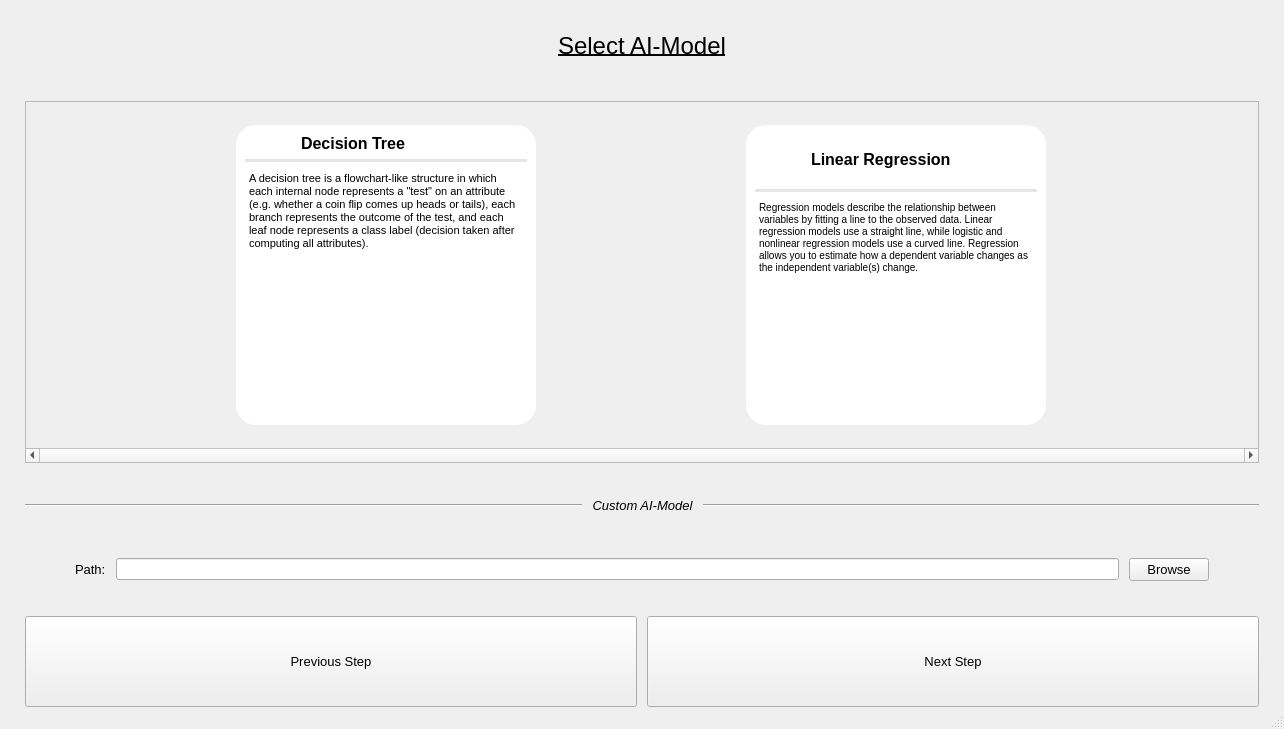
First picture: the form in UI/Design/ai-model.ui, repository MarkMolenmakerHU/INNO_xAITool, before the edit.
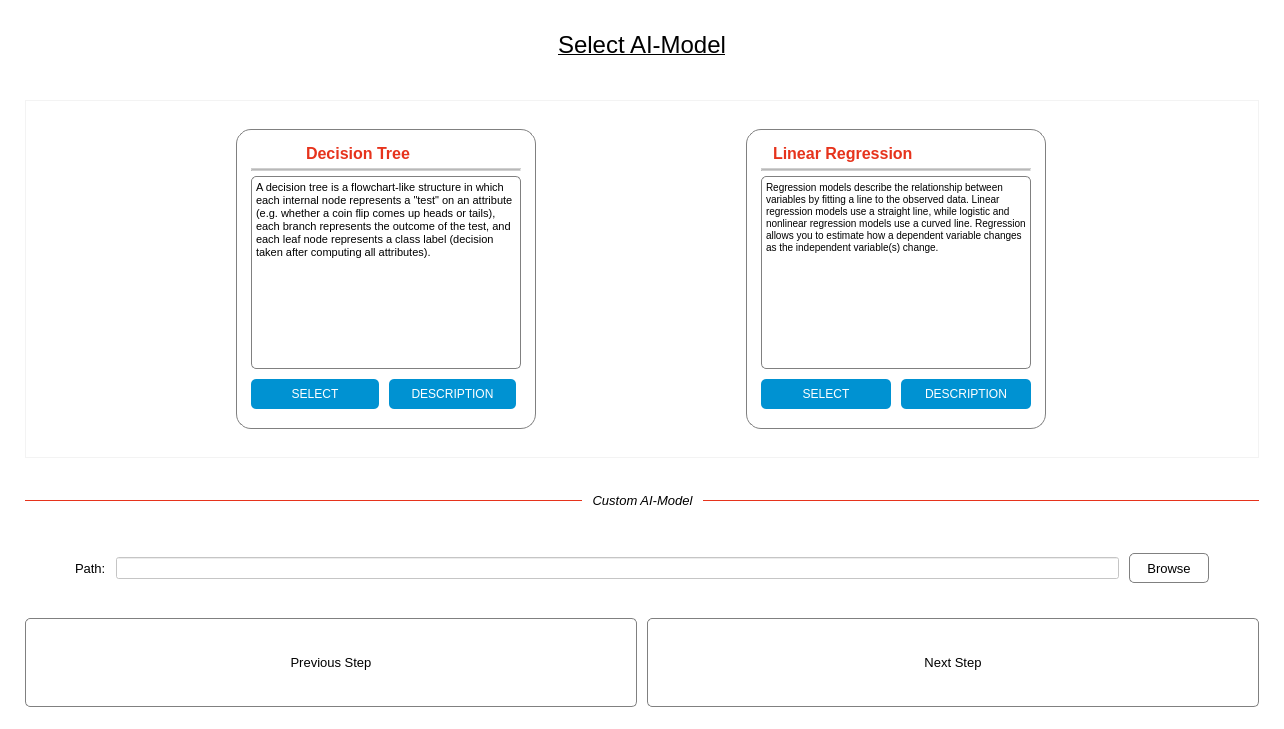
Second picture: the form after the edit. Icons and pictures are not drawn.

The edit to the form file:
```diff
--- a/UI/Design/ai-model.ui
+++ b/UI/Design/ai-model.ui
@@ -13,6 +13,9 @@
   <property name="windowTitle">
    <string>MainWindow</string>
   </property>
+  <property name="styleSheet">
+   <string notr="true">background: rgba(255, 255, 255, 0.8);</string>
+  </property>
   <widget class="QWidget" name="centralwidget">
    <property name="minimumSize">
     <size>
@@ -37,7 +40,7 @@
      <number>10</number>
     </property>
     <item row="0" column="0">
-     <widget class="QLabel" name="label">
+     <widget class="QLabel" name="stepLabel">
       <property name="font">
        <font>
         <pointsize>18</pointsize>
@@ -90,11 +93,37 @@
       </item>
       <item>
        <widget class="QPushButton" name="browseButton">
+        <property name="sizePolicy">
+         <sizepolicy hsizetype="Fixed" vsizetype="Fixed">
+          <horstretch>0</horstretch>
+          <verstretch>0</verstretch>
+         </sizepolicy>
+        </property>
+        <property name="minimumSize">
+         <size>
+          <width>80</width>
+          <height>0</height>
+         </size>
+        </property>
+        <property name="maximumSize">
+         <size>
+          <width>0</width>
+          <height>30</height>
+         </size>
+        </property>
         <property name="font">
          <font>
           <pointsize>10</pointsize>
          </font>
         </property>
+        <property name="cursor">
+         <cursorShape>PointingHandCursor</cursorShape>
+        </property>
+        <property name="styleSheet">
+         <string notr="true">background-color: white;
+border-radius: 5px;
+border: 1px solid grey;</string>
+        </property>
         <property name="text">
          <string>Browse</string>
         </property>
@@ -123,6 +152,14 @@
           <pointsize>10</pointsize>
          </font>
         </property>
+        <property name="cursor">
+         <cursorShape>PointingHandCursor</cursorShape>
+        </property>
+        <property name="styleSheet">
+         <string notr="true">background-color: white;
+border-radius: 5px;
+border: 1px solid grey;</string>
+        </property>
         <property name="text">
          <string>Previous Step</string>
         </property>
@@ -141,6 +178,14 @@
           <pointsize>10</pointsize>
          </font>
         </property>
+        <property name="cursor">
+         <cursorShape>PointingHandCursor</cursorShape>
+        </property>
+        <property name="styleSheet">
+         <string notr="true">background-color: white;
+border: 1px solid grey;
+border-radius: 5px;</string>
+        </property>
         <property name="text">
          <string>Next Step</string>
         </property>
@@ -158,6 +203,12 @@
       </property>
       <item>
        <widget class="Line" name="line_2">
+        <property name="styleSheet">
+         <string notr="true">color: #e6331c;</string>
+        </property>
+        <property name="frameShadow">
+         <enum>QFrame::Plain</enum>
+        </property>
         <property name="orientation">
          <enum>Qt::Horizontal</enum>
         </property>
@@ -177,6 +228,9 @@
           <italic>true</italic>
          </font>
         </property>
+        <property name="styleSheet">
+         <string notr="true"/>
+        </property>
         <property name="text">
          <string>Custom AI-Model</string>
         </property>
@@ -187,6 +241,12 @@
       </item>
       <item>
        <widget class="Line" name="line">
+        <property name="styleSheet">
+         <string notr="true">color: #e6331c;</string>
+        </property>
+        <property name="frameShadow">
+         <enum>QFrame::Plain</enum>
+        </property>
         <property name="orientation">
          <enum>Qt::Horizontal</enum>
         </property>
@@ -202,22 +262,25 @@
         <height>325</height>
        </size>
       </property>
+      <property name="styleSheet">
+       <string notr="true">background: rgba(255, 255, 255, 0.2);</string>
+      </property>
       <property name="verticalScrollBarPolicy">
        <enum>Qt::ScrollBarAlwaysOff</enum>
       </property>
       <property name="horizontalScrollBarPolicy">
-       <enum>Qt::ScrollBarAlwaysOn</enum>
+       <enum>Qt::ScrollBarAsNeeded</enum>
       </property>
       <property name="widgetResizable">
        <bool>true</bool>
       </property>
-      <widget class="QWidget" name="scrollAreaWidgetContents">
+      <widget class="QWidget" name="scrollContents">
        <property name="geometry">
         <rect>
          <x>0</x>
          <y>0</y>
          <width>1232</width>
-         <height>320</height>
+         <height>323</height>
         </rect>
        </property>
        <layout class="QHBoxLayout" name="horizontalLayout_5">
@@ -237,7 +300,7 @@
          <number>10</number>
         </property>
         <item>
-         <widget class="QWidget" name="widget" native="true">
+         <widget class="QWidget" name="decisionTreeWidget" native="true">
           <property name="sizePolicy">
            <sizepolicy hsizetype="Maximum" vsizetype="Maximum">
             <horstretch>0</horstretch>
@@ -251,12 +314,121 @@
            </size>
           </property>
           <property name="styleSheet">
-           <string notr="true">background: rgb(255, 255, 255);
-border-radius: 20px;</string>
+           <string notr="true">QWidget#decisionTreeWidget {
+	background: rgb(255, 255, 255);
+	border-radius: 15px;
+	border: 1px solid grey;
+}
+</string>
           </property>
-          <layout class="QGridLayout" name="gridLayout_3">
-           <item row="2" column="0" colspan="2">
+          <layout class="QGridLayout" name="gridLayout_3" rowstretch="0,0,0,0,0">
+           <property name="leftMargin">
+            <number>15</number>
+           </property>
+           <property name="topMargin">
+            <number>15</number>
+           </property>
+           <property name="rightMargin">
+            <number>15</number>
+           </property>
+           <property name="bottomMargin">
+            <number>15</number>
+           </property>
+           <property name="spacing">
+            <number>5</number>
+           </property>
+           <item row="1" column="0">
+            <layout class="QHBoxLayout" name="horizontalLayout_4" stretch="2,4,2">
+             <property name="spacing">
+              <number>5</number>
+             </property>
+             <property name="rightMargin">
+              <number>10</number>
+             </property>
+             <item>
+              <widget class="QLabel" name="label_6">
+               <property name="sizePolicy">
+                <sizepolicy hsizetype="Fixed" vsizetype="Fixed">
+                 <horstretch>0</horstretch>
+                 <verstretch>0</verstretch>
+                </sizepolicy>
+               </property>
+               <property name="maximumSize">
+                <size>
+                 <width>50</width>
+                 <height>50</height>
+                </size>
+               </property>
+               <property name="text">
+                <string/>
+               </property>
+               <property name="pixmap">
+                <pixmap>Images/decision-tree.jpg</pixmap>
+               </property>
+               <property name="scaledContents">
+                <bool>true</bool>
+               </property>
+               <property name="alignment">
+                <set>Qt::AlignCenter</set>
+               </property>
+              </widget>
+             </item>
+             <item>
+              <widget class="QLabel" name="titleLabel0">
+               <property name="font">
+                <font>
+                 <pointsize>12</pointsize>
+                 <weight>75</weight>
+                 <bold>true</bold>
+                </font>
+               </property>
+               <property name="styleSheet">
+                <string notr="true">color: #e6331c;</string>
+               </property>
+               <property name="text">
+                <string>Decision Tree</string>
+               </property>
+              </widget>
+             </item>
+             <item>
+              <widget class="QLabel" name="infoLabel0">
+               <property name="sizePolicy">
+                <sizepolicy hsizetype="Maximum" vsizetype="Maximum">
+                 <horstretch>0</horstretch>
+                 <verstretch>0</verstretch>
+                </sizepolicy>
+               </property>
+               <property name="maximumSize">
+                <size>
+                 <width>25</width>
+                 <height>25</height>
+                </size>
+               </property>
+               <property name="cursor">
+                <cursorShape>WhatsThisCursor</cursorShape>
+               </property>
+               <property name="text">
+                <string/>
+               </property>
+               <property name="pixmap">
+                <pixmap>Images/info.png</pixmap>
+               </property>
+               <property name="scaledContents">
+                <bool>true</bool>
+               </property>
+               <property name="alignment">
+                <set>Qt::AlignRight|Qt::AlignTop|Qt::AlignTrailing</set>
+               </property>
+              </widget>
+             </item>
+            </layout>
+           </item>
+           <item row="3" column="0" colspan="2">
             <widget class="QTextBrowser" name="textBrowser_2">
+             <property name="styleSheet">
+              <string notr="true">border: 1px solid grey;
+border-radius: 5px;</string>
+             </property>
              <property name="html">
               <string>&lt;!DOCTYPE HTML PUBLIC &quot;-//W3C//DTD HTML 4.0//EN&quot; &quot;http://www.w3.org/TR/REC-html40/strict.dtd&quot;&gt;
 &lt;html&gt;&lt;head&gt;&lt;meta name=&quot;qrichtext&quot; content=&quot;1&quot; /&gt;&lt;style type=&quot;text/css&quot;&gt;
@@ -266,46 +438,7 @@
              </property>
             </widget>
            </item>
-           <item row="0" column="1">
-            <widget class="QLabel" name="label_7">
-             <property name="font">
-              <font>
-               <pointsize>12</pointsize>
-               <weight>75</weight>
-               <bold>true</bold>
-              </font>
-             </property>
-             <property name="text">
-              <string>Decision Tree</string>
-             </property>
-            </widget>
-           </item>
-           <item row="0" column="0">
-            <widget class="QLabel" name="label_6">
-             <property name="sizePolicy">
-              <sizepolicy hsizetype="Fixed" vsizetype="Fixed">
-               <horstretch>0</horstretch>
-               <verstretch>0</verstretch>
-              </sizepolicy>
-             </property>
-             <property name="maximumSize">
-              <size>
-               <width>50</width>
-               <height>50</height>
-              </size>
-             </property>
-             <property name="text">
-              <string/>
-             </property>
-             <property name="pixmap">
-              <pixmap>Images/decision-tree.jpg</pixmap>
-             </property>
-             <property name="scaledContents">
-              <bool>true</bool>
-             </property>
-            </widget>
-           </item>
-           <item row="1" column="0" colspan="2">
+           <item row="2" column="0" colspan="2">
             <widget class="Line" name="line_4">
              <property name="sizePolicy">
               <sizepolicy hsizetype="Expanding" vsizetype="Minimum">
@@ -330,11 +463,66 @@
              </property>
             </widget>
            </item>
+           <item row="4" column="0">
+            <layout class="QHBoxLayout" name="horizontalLayout_6">
+             <property name="spacing">
+              <number>10</number>
+             </property>
+             <property name="topMargin">
+              <number>5</number>
+             </property>
+             <property name="bottomMargin">
+              <number>5</number>
+             </property>
+             <item>
+              <widget class="QPushButton" name="selectButton0">
+               <property name="minimumSize">
+                <size>
+                 <width>0</width>
+                 <height>30</height>
+                </size>
+               </property>
+               <property name="cursor">
+                <cursorShape>PointingHandCursor</cursorShape>
+               </property>
+               <property name="styleSheet">
+                <string notr="true">background-color: #0092d2;
+color: white;
+border-radius: 5px;</string>
+               </property>
+               <property name="text">
+                <string>SELECT</string>
+               </property>
+              </widget>
+             </item>
+             <item>
+              <widget class="QPushButton" name="descriptionButton0">
+               <property name="minimumSize">
+                <size>
+                 <width>0</width>
+                 <height>30</height>
+                </size>
+               </property>
+               <property name="cursor">
+                <cursorShape>PointingHandCursor</cursorShape>
+               </property>
+               <property name="styleSheet">
+                <string notr="true">background-color: #0092d2;
+color: white;
+border-radius: 5px;</string>
+               </property>
+               <property name="text">
+                <string>DESCRIPTION</string>
+               </property>
+              </widget>
+             </item>
+            </layout>
+           </item>
           </layout>
          </widget>
         </item>
         <item>
-         <widget class="QWidget" name="limeWidget" native="true">
+         <widget class="QWidget" name="linearRegressionWidget" native="true">
           <property name="sizePolicy">
            <sizepolicy hsizetype="Maximum" vsizetype="Maximum">
             <horstretch>0</horstretch>
@@ -351,48 +539,119 @@
            <bool>false</bool>
           </property>
           <property name="styleSheet">
-           <string notr="true">background: rgb(255, 255, 255);
-border-radius: 20px;</string>
+           <string notr="true">QWidget#linearRegressionWidget {
+	background: rgb(255, 255, 255);
+	border-radius: 15px;
+	border: 1px solid grey;
+}
+</string>
           </property>
-          <layout class="QGridLayout" name="gridLayout_2" rowstretch="1,0,0" columnstretch="0,0">
-           <property name="verticalSpacing">
+          <layout class="QGridLayout" name="gridLayout_2" rowstretch="0,0,0,0,0" columnstretch="0,0">
+           <property name="leftMargin">
+            <number>15</number>
+           </property>
+           <property name="topMargin">
+            <number>15</number>
+           </property>
+           <property name="rightMargin">
+            <number>15</number>
+           </property>
+           <property name="bottomMargin">
+            <number>15</number>
+           </property>
+           <property name="spacing">
             <number>5</number>
            </property>
-           <item row="0" column="0">
-            <widget class="QLabel" name="label_4">
-             <property name="sizePolicy">
-              <sizepolicy hsizetype="Fixed" vsizetype="Fixed">
-               <horstretch>0</horstretch>
-               <verstretch>0</verstretch>
-              </sizepolicy>
+           <item row="1" column="0">
+            <layout class="QHBoxLayout" name="horizontalLayout_7" stretch="2,4,2">
+             <property name="spacing">
+              <number>5</number>
              </property>
-             <property name="minimumSize">
-              <size>
-               <width>0</width>
-               <height>0</height>
-              </size>
+             <property name="rightMargin">
+              <number>10</number>
              </property>
-             <property name="maximumSize">
-              <size>
-               <width>50</width>
-               <height>50</height>
-              </size>
-             </property>
-             <property name="text">
-              <string/>
-             </property>
-             <property name="pixmap">
-              <pixmap>Images/linear-regression.png</pixmap>
-             </property>
-             <property name="scaledContents">
-              <bool>true</bool>
-             </property>
-             <property name="alignment">
-              <set>Qt::AlignCenter</set>
-             </property>
-            </widget>
+             <item>
+              <widget class="QLabel" name="label_4">
+               <property name="sizePolicy">
+                <sizepolicy hsizetype="Fixed" vsizetype="Fixed">
+                 <horstretch>0</horstretch>
+                 <verstretch>0</verstretch>
+                </sizepolicy>
+               </property>
+               <property name="minimumSize">
+                <size>
+                 <width>0</width>
+                 <height>0</height>
+                </size>
+               </property>
+               <property name="maximumSize">
+                <size>
+                 <width>50</width>
+                 <height>50</height>
+                </size>
+               </property>
+               <property name="text">
+                <string/>
+               </property>
+               <property name="pixmap">
+                <pixmap>Images/linear-regression.png</pixmap>
+               </property>
+               <property name="scaledContents">
+                <bool>true</bool>
+               </property>
+               <property name="alignment">
+                <set>Qt::AlignCenter</set>
+               </property>
+              </widget>
+             </item>
+             <item>
+              <widget class="QLabel" name="titleLabel1">
+               <property name="font">
+                <font>
+                 <pointsize>12</pointsize>
+                 <weight>75</weight>
+                 <bold>true</bold>
+                </font>
+               </property>
+               <property name="styleSheet">
+                <string notr="true">color: #e6331c;</string>
+               </property>
+               <property name="text">
+                <string>Linear Regression</string>
+               </property>
+               <property name="alignment">
+                <set>Qt::AlignLeading|Qt::AlignLeft|Qt::AlignVCenter</set>
+               </property>
+              </widget>
+             </item>
+             <item>
+              <widget class="QLabel" name="infoLabel1">
+               <property name="maximumSize">
+                <size>
+                 <width>25</width>
+                 <height>25</height>
+                </size>
+               </property>
+               <property name="cursor">
+                <cursorShape>WhatsThisCursor</cursorShape>
+               </property>
+               <property name="text">
+                <string/>
+               </property>
+               <property name="pixmap">
+                <pixmap>Images/info.png</pixmap>
+               </property>
+               <property name="scaledContents">
+                <bool>true</bool>
+               </property>
+               <property name="alignment">
+                <set>Qt::AlignLeading|Qt::AlignLeft|Qt::AlignTop</set>
+               </property>
+              </widget>
+             </item>
+            </layout>
            </item>
-           <item row="1" column="0" colspan="2">
+           <item row="2" column="0" colspan="2">
             <widget class="Line" name="line_3">
              <property name="sizePolicy">
               <sizepolicy hsizetype="Expanding" vsizetype="Minimum">
@@ -426,24 +685,7 @@
              </property>
             </widget>
            </item>
-           <item row="0" column="1">
-            <widget class="QLabel" name="label_5">
-             <property name="font">
-              <font>
-               <pointsize>12</pointsize>
-               <weight>75</weight>
-               <bold>true</bold>
-              </font>
-             </property>
-             <property name="text">
-              <string>Linear Regression</string>
-             </property>
-             <property name="alignment">
-              <set>Qt::AlignLeading|Qt::AlignLeft|Qt::AlignVCenter</set>
-             </property>
-            </widget>
-           </item>
-           <item row="2" column="0" colspan="2">
+           <item row="3" column="0" colspan="2">
             <widget class="QTextBrowser" name="textBrowser">
              <property name="sizePolicy">
               <sizepolicy hsizetype="Expanding" vsizetype="Expanding">
@@ -451,6 +693,10 @@
                <verstretch>0</verstretch>
               </sizepolicy>
              </property>
+             <property name="styleSheet">
+              <string notr="true">border: 1px solid grey;
+border-radius: 5px;</string>
+             </property>
              <property name="verticalScrollBarPolicy">
               <enum>Qt::ScrollBarAsNeeded</enum>
              </property>
@@ -466,6 +712,61 @@
              </property>
             </widget>
            </item>
+           <item row="4" column="0" colspan="2">
+            <layout class="QHBoxLayout" name="horizontalLayout_8">
+             <property name="spacing">
+              <number>10</number>
+             </property>
+             <property name="topMargin">
+              <number>5</number>
+             </property>
+             <property name="bottomMargin">
+              <number>5</number>
+             </property>
+             <item>
+              <widget class="QPushButton" name="selectButton1">
+               <property name="minimumSize">
+                <size>
+                 <width>0</width>
+                 <height>30</height>
+                </size>
+               </property>
+               <property name="cursor">
+                <cursorShape>PointingHandCursor</cursorShape>
+               </property>
+               <property name="styleSheet">
+                <string notr="true">background-color: #0092d2;
+color: white;
+border-radius: 5px;</string>
+               </property>
+               <property name="text">
+                <string>SELECT</string>
+               </property>
+              </widget>
+             </item>
+             <item>
+              <widget class="QPushButton" name="descriptionButton1">
+               <property name="minimumSize">
+                <size>
+                 <width>0</width>
+                 <height>30</height>
+                </size>
+               </property>
+               <property name="cursor">
+                <cursorShape>PointingHandCursor</cursorShape>
+               </property>
+               <property name="styleSheet">
+                <string notr="true">background-color: #0092d2;
+color: white;
+border-radius: 5px;</string>
+               </property>
+               <property name="text">
+                <string>DESCRIPTION</string>
+               </property>
+              </widget>
+             </item>
+            </layout>
+           </item>
           </layout>
          </widget>
         </item>
```
Left out of the diff: 4 changed lines with no effect on the pictures.
